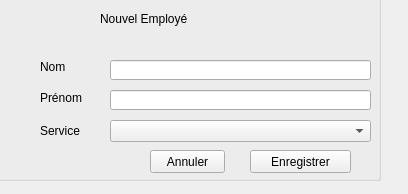
idriss92/FaceRecognition, file FaceRecognition/ajouteremploye.ui: the form before one commit.
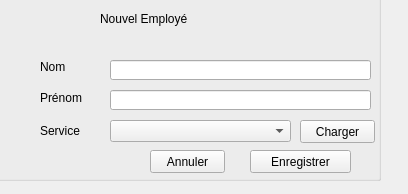
The form after the commit.

What changed in the file:
```diff
--- a/FaceRecognition/ajouteremploye.ui
+++ b/FaceRecognition/ajouteremploye.ui
@@ -89,7 +89,7 @@
      <rect>
       <x>120</x>
       <y>150</y>
-      <width>261</width>
+      <width>181</width>
       <height>22</height>
      </rect>
     </property>
@@ -133,6 +133,19 @@
      <string>Nouvel Employé</string>
     </property>
    </widget>
+   <widget class="QPushButton" name="pushButtonCharger">
+    <property name="geometry">
+     <rect>
+      <x>310</x>
+      <y>150</y>
+      <width>75</width>
+      <height>23</height>
+     </rect>
+    </property>
+    <property name="text">
+     <string>Charger</string>
+    </property>
+   </widget>
   </widget>
  </widget>
  <resources/>
```
